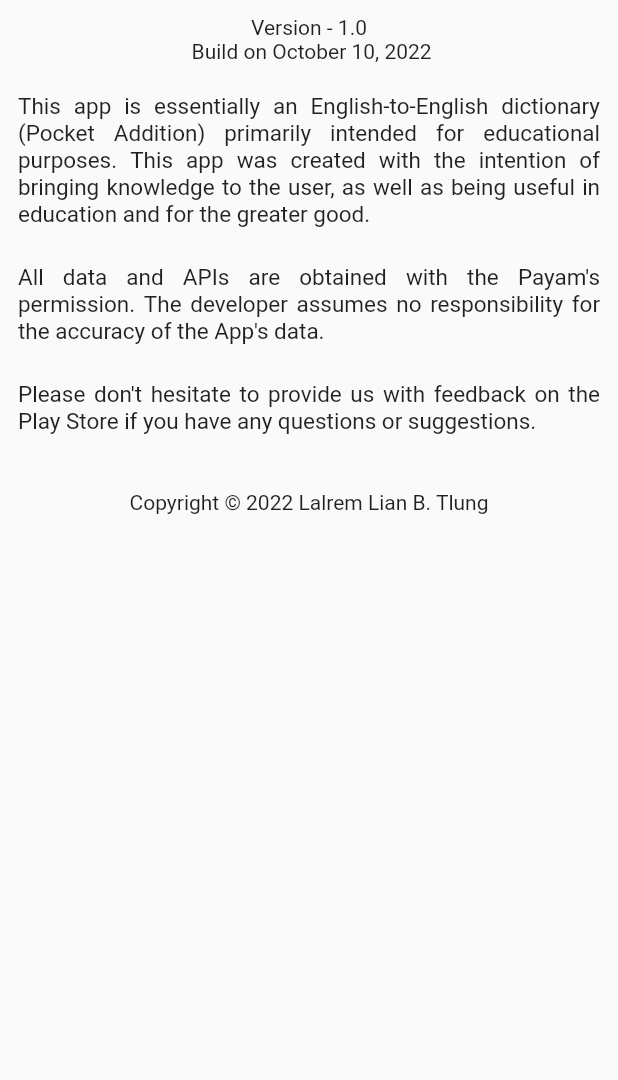
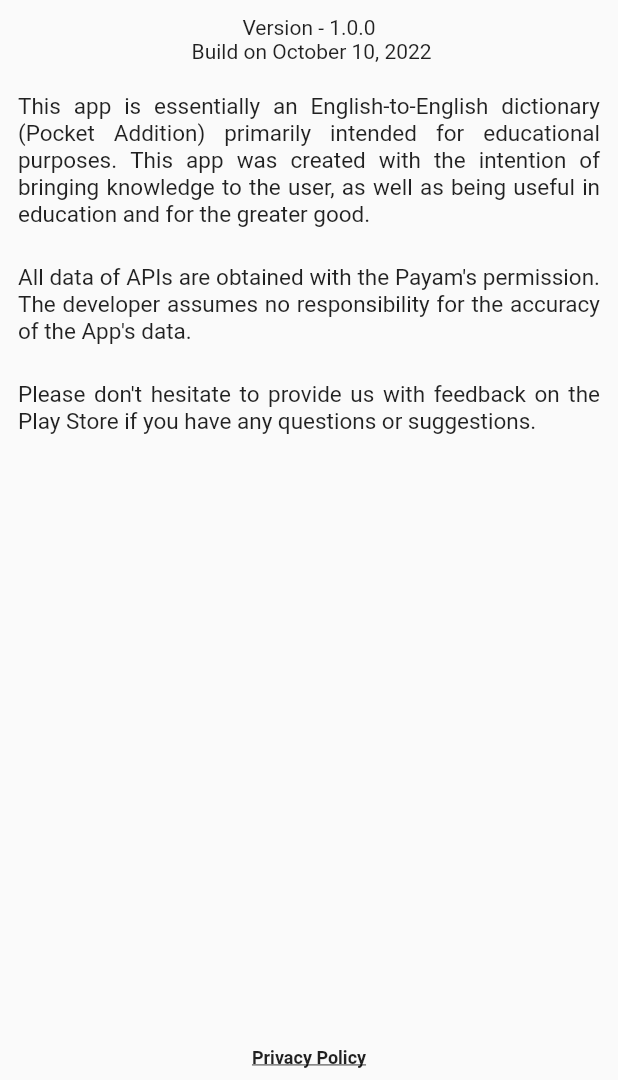
Before and after one commit to LalremLian/Mini_Dictionary, a Flutter app: the AboutUs screen opened by its route, on a phone screen of 412 x 824 dp, the part 156-1236 px from its top. Run offline on Flutter 3.47's test engine with Material 2 defaults, Android fonts, the phone set to English and light mode, and no system bars; our stand-ins replace double_back_to_close_app, get, google_mobile_ads, lottie, shared_preferences, webview_flutter; accounts and stored records are empty; network calls fail.

Commit message:
Added Privacy Policy

```diff
--- a/lib/routes/routes.dart
+++ b/lib/routes/routes.dart
@@ -3,6 +3,7 @@ import 'package:get/get.dart';
 import 'package:mini_dictionary/binding/definition_binding.dart';
 import 'package:mini_dictionary/view/About%20Us.dart';
 import 'package:mini_dictionary/view/onboarding_page.dart';
+import 'package:mini_dictionary/view/privacy_policy.dart';
 import 'package:mini_dictionary/view/splash_screen_page.dart';
 
 import 'package:mini_dictionary/view/defination_page.dart';
@@ -12,7 +13,7 @@ appRoutes() => [
     name: '/splashScreen',
     page: () => SplashScreen(),
     transition: Transition.leftToRightWithFade,
-    transitionDuration: const Duration(milliseconds: 500),
+    transitionDuration: const Duration(milliseconds: 200),
   ),
   GetPage(
     name: '/definitionScreen',
@@ -20,21 +21,26 @@ appRoutes() => [
     middlewares: [MyMiddelware()],
     binding: DefinitionBinding(),
     transition: Transition.leftToRightWithFade,
-    transitionDuration: const Duration(milliseconds: 500),
+    transitionDuration: const Duration(milliseconds: 200),
   ),
   GetPage(
     name: '/aboutUsScreen',
-    page: () => const AboutUs(),
+    page: () => AboutUs(),
     middlewares: [MyMiddelware()],
-    transition: Transition.leftToRightWithFade,
-    transitionDuration: const Duration(milliseconds: 500),
+
   ),
   GetPage(
     name: '/onBoarding',
     page: () => OnBoardingPage(),
     middlewares: [MyMiddelware()],
     transition: Transition.leftToRightWithFade,
-    transitionDuration: const Duration(milliseconds: 500),
+    transitionDuration: const Duration(milliseconds: 200),
+  ),
+  GetPage(
+    name: '/privacyPolicy',
+    page: () => PrivatePolicy(),
+    middlewares: [MyMiddelware()],
+
   ),
 ];
 
--- a/lib/view/About Us.dart
+++ b/lib/view/About Us.dart
@@ -1,7 +1,12 @@
 import 'package:flutter/material.dart';
+import 'package:webview_flutter/webview_flutter.dart';
+
+import 'package:get/get.dart';
 
 class AboutUs extends StatelessWidget {
-  const AboutUs({Key? key}) : super(key: key);
+  AboutUs({Key? key}) : super(key: key);
+
+  late WebViewController webControl;
 
   @override
   Widget build(BuildContext context) {
@@ -10,25 +15,26 @@ class AboutUs extends StatelessWidget {
           backgroundColor: const Color.fromRGBO(4, 66, 113, 1),
           title: const Text('About'),
         ),
-        body:
-            // Text('Mini Dictionary'),
-
+        body: Column(
+          mainAxisAlignment: MainAxisAlignment.spaceBetween,
+          children: [
             Column(
-          mainAxisSize: MainAxisSize.max,
               children: const [
                 Padding(
-              padding: EdgeInsets.only(top: 22.0,bottom: 10.0),
+                  padding: EdgeInsets.only(top: 22.0, bottom: 10.0),
                   child: Text(
                     'Mini Dictionary',
-                style: TextStyle(fontSize: 22.0, fontWeight: FontWeight.w500),
+                    style:
+                        TextStyle(fontSize: 22.0, fontWeight: FontWeight.w500),
                   ),
                 ),
-
                 Padding(
                   padding: EdgeInsets.only(bottom: 8.0),
-              child: Text('Version - 1.0 \n Build on October 10, 2022',
+                  child: Text(
+                    'Version - 1.0.0 \n Build on October 10, 2022',
                     style: TextStyle(),
-                textAlign: TextAlign.center,),
+                    textAlign: TextAlign.center,
+                  ),
                 ),
                 Padding(
                   padding: EdgeInsets.all(12.0),
@@ -41,7 +47,7 @@ class AboutUs extends StatelessWidget {
                 Padding(
                   padding: EdgeInsets.all(12.0),
                   child: Text(
-                "All data and APIs are obtained with the Payam's permission. The developer assumes no responsibility for the accuracy of the App's data.",
+                    "All data of APIs are obtained with the Payam's permission. The developer assumes no responsibility for the accuracy of the App's data.",
                     style: TextStyle(fontSize: 15.0, height: 1.2),
                     textAlign: TextAlign.justify,
                   ),
@@ -54,27 +60,30 @@ class AboutUs extends StatelessWidget {
                     textAlign: TextAlign.justify,
                   ),
                 ),
-
-            Padding(
-              padding: EdgeInsets.all(25.0),
+              ],
+            ),
+            InkWell(
+              onTap: () {
+                Get.toNamed('/privacyPolicy');
+              },
+              child: const Padding(
+                padding: EdgeInsets.all(8.0),
                 child: Text(
-                'Copyright © 2022 Lalrem Lian B. Tlung',
-                style: TextStyle(),
-                textAlign: TextAlign.justify,
+                  'Privacy Policy',
+                  style: TextStyle(
+                      fontSize: 12.0,
+                      fontWeight: FontWeight.bold,
+                      decoration: TextDecoration.underline),
+                ),
               ),
             ),
           ],
-        )
-/*      Column(
-          children: const [
-            Text('Mini Dictionary'),
-            Text('version - 1.0 | Build on October 10, 2022'),
-            Align(
-              alignment: Alignment.bottomRight,
-                child: Text('Copyright © 2022 Lalrem Lian B Tlung')),
-          ],
-        ),*/
+        ));
+  }
 
-        );
+/*  Future<String> localLoader() async {
+    url: new Uri.dataFromString('<html><body>hello world</body></html>', mimeType: 'text/html').toString()
+    // return await rootBundle.loadString('assets/sample.html');
+    String data =  rootBundle.loadString('assets/sample.html') as String;
+  }*/
 }
-}
```
Also changed, not shown: lib/view/privacy_policy.dart (added, +36 -0 lines), lib/widget/drawer_widget.dart (+30 -6 lines), pubspec.yaml (+4 -3 lines), assets/app_icon.png (added), pubspec.lock, 22 other files. Lines whose indentation alone changed are shown as unchanged.
